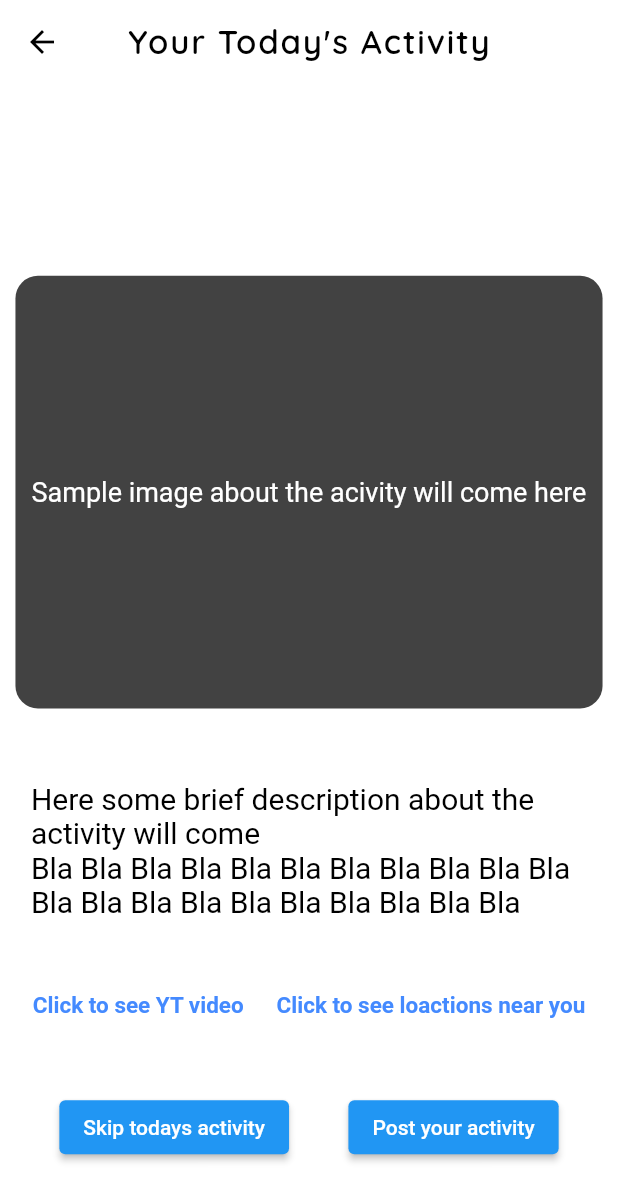
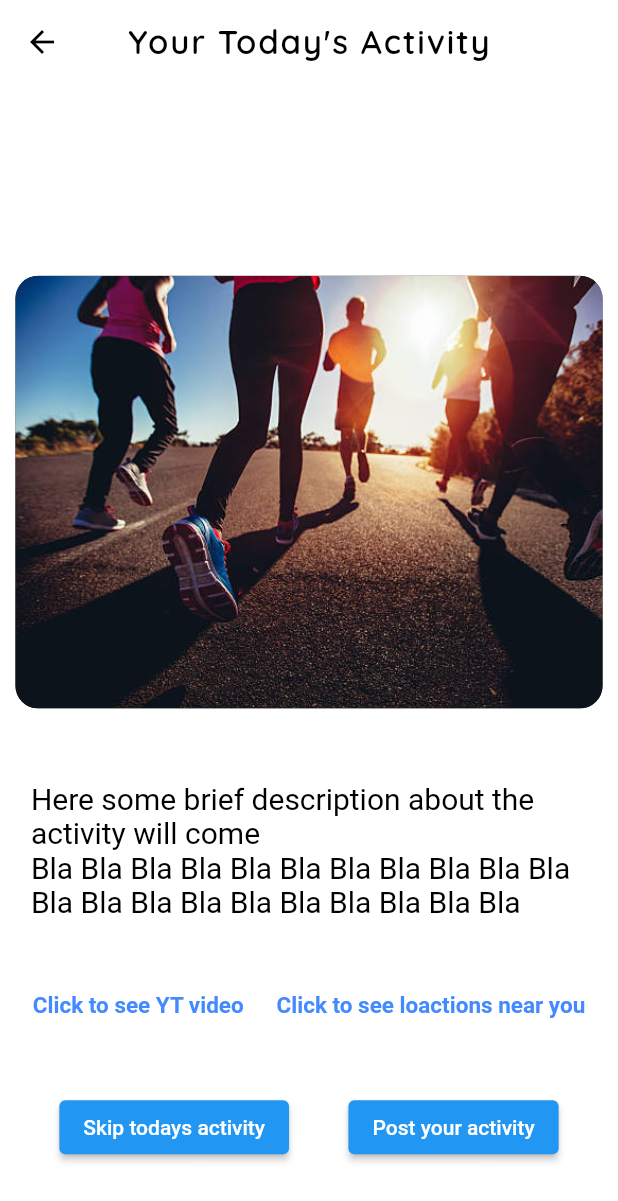
Before and after one commit to l3limp/pax, a Flutter app: the TasksPage screen opened directly with empty values, on a phone screen of 412 x 824 dp. Shown: the top 1201 px of the screen. Run offline on Flutter 3.47's test engine with Material 2 defaults, Android fonts, the phone set to English and light mode, and no system bars; our stand-ins replace cloud_firestore, firebase_auth, firebase_core; accounts and stored records are empty.

Commit message:
added images

```diff
--- a/lib/screens/tasks/task_page.dart
+++ b/lib/screens/tasks/task_page.dart
@@ -60,10 +60,11 @@ class _TasksPageState extends State<TasksPage> {
                     color: Colors.grey[800]),
                 height: _height * 0.35,
                 width: _width * 0.95,
-                child: const Center(
-                  child: Text(
-                    "Sample image about the acivity will come here",
-                    style: TextStyle(color: Colors.white, fontSize: 18.0),
+                child: ClipRRect(
+                  borderRadius: BorderRadius.circular(15.0),
+                  child: Image.asset(
+                    "assets/images/${arguments["taskNumber"]}.jpg",
+                    fit: BoxFit.cover,
                   ),
                 ),
               ),
--- a/pubspec.yaml
+++ b/pubspec.yaml
@@ -51,8 +51,8 @@ flutter:
   # the material Icons class.
   uses-material-design: true
   # To add assets to your application, add an assets section, like this:
-  # assets:
-  #   - images/a_dot_burr.jpeg
+  assets:
+    - assets/images/
   #   - images/a_dot_ham.jpeg
   # An image asset can refer to one or more resolution-specific "variants", see
   # https://flutter.dev/assets-and-images/#resolution-aware.
```
Also changed, not shown: assets/images/0.jpg (added), assets/images/1.jpg (added), assets/images/2.jpg (added), assets/images/3.jpg (added), assets/images/4.jpg (added), assets/images/5.jpg (added), assets/images/6.jpg (added).
